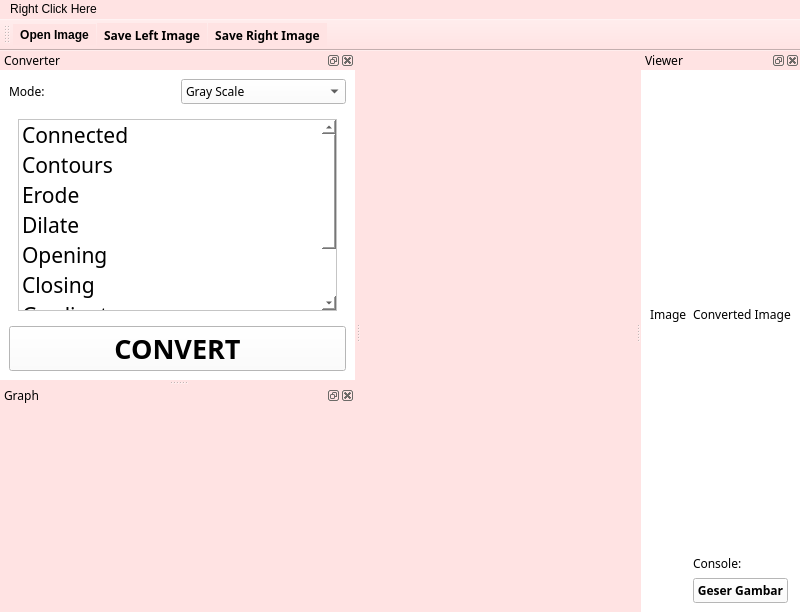
This is rootwindow.ui in ariaamadeus/Image-Processing as Qt 5 draws it before an edit. The edited form follows.
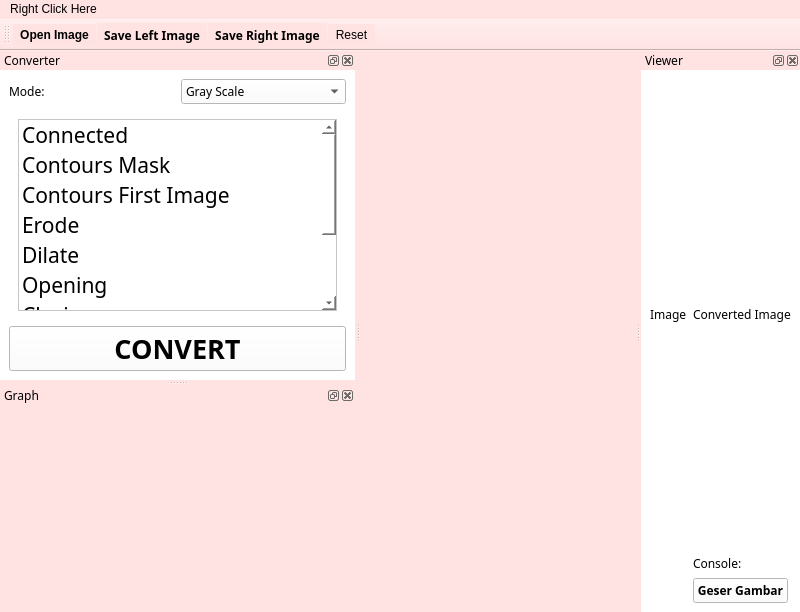
This is the edited form.

Diff of the .ui file:
```diff
--- a/rootwindow.ui
+++ b/rootwindow.ui
@@ -430,7 +430,18 @@
              </item>
              <item>
               <property name="text">
-               <string>Contours</string>
+               <string>Contours Mask</string>
+              </property>
+              <property name="font">
+               <font>
+                <family>Umpush</family>
+                <pointsize>16</pointsize>
+               </font>
+              </property>
+             </item>
+             <item>
+              <property name="text">
+               <string>Contours First Image</string>
               </property>
               <property name="font">
                <font>
@@ -653,6 +664,7 @@
    <addaction name="actionOpen_Image"/>
    <addaction name="actionSave_2"/>
    <addaction name="actionSave"/>
+   <addaction name="actionReset"/>
   </widget>
   <widget class="QMenuBar" name="menuBar">
    <property name="geometry">
@@ -727,6 +739,11 @@
     </font>
    </property>
   </action>
+  <action name="actionReset">
+   <property name="text">
+    <string>Reset</string>
+   </property>
+  </action>
  </widget>
  <resources/>
  <connections/>
```
Left out of the diff: 11 changed lines with no effect on the pictures.
